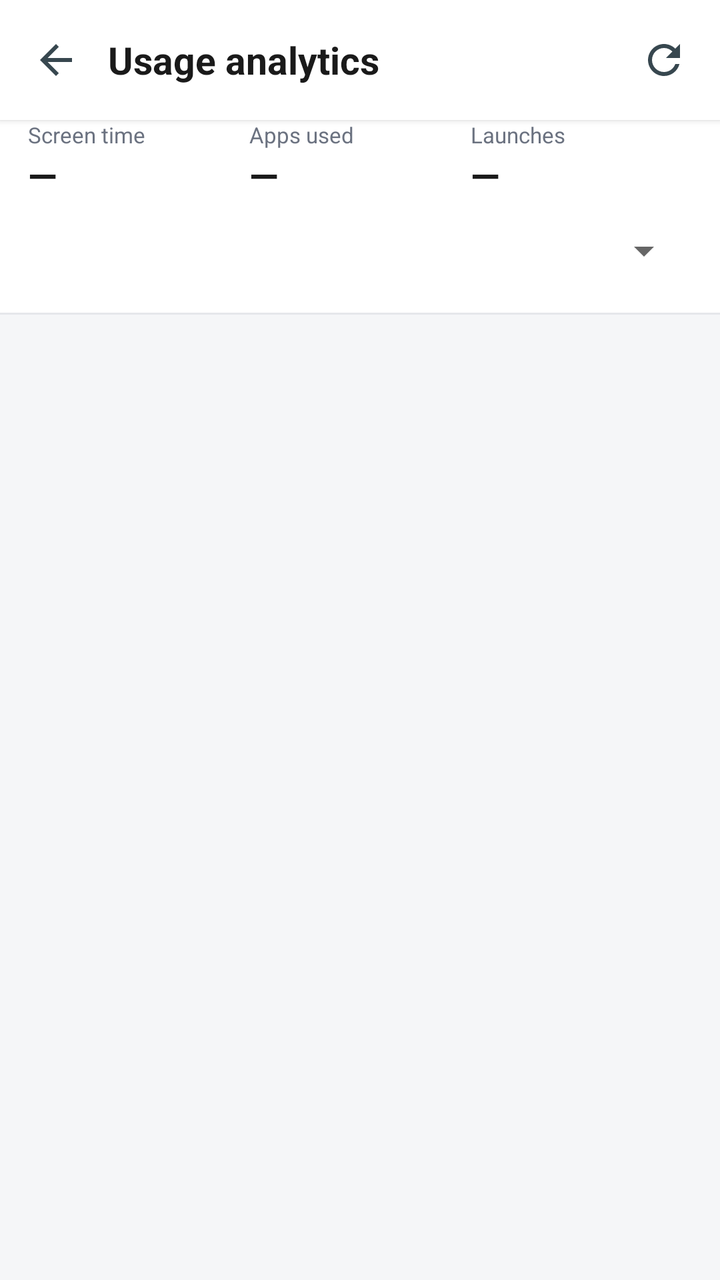
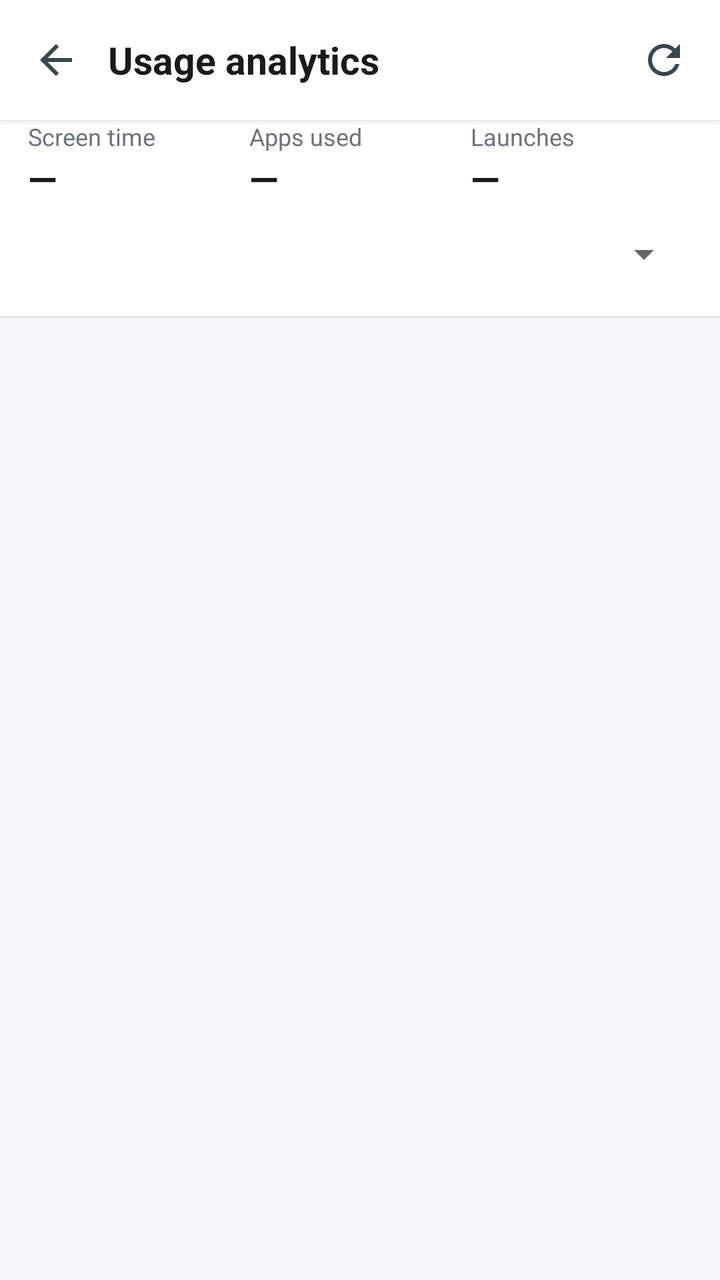

The first picture is an Android layout as it rendered before a commit; the second is the same layout after the commit. The layout source and the unified diff follow.
<!-- AndroidManifest.xml: application theme AppTheme -->
<!-- res/layout/activity_analytics.xml -->
<?xml version="1.0" encoding="utf-8"?>
<LinearLayout xmlns:android="http://schemas.android.com/apk/res/android"
    android:layout_width="match_parent"
    android:layout_height="match_parent"
    android:background="@color/bg"
    android:orientation="vertical">

    <LinearLayout
        android:layout_width="match_parent"
        android:layout_height="wrap_content"
        android:background="#FFFFFF"
        android:elevation="2dp"
        android:gravity="center_vertical"
        android:orientation="horizontal"
        android:paddingStart="6dp"
        android:paddingEnd="6dp"
        android:paddingTop="8dp"
        android:paddingBottom="8dp">

        <ImageButton
            android:id="@+id/an_back"
            android:layout_width="44dp"
            android:layout_height="44dp"
            android:background="?android:attr/selectableItemBackgroundBorderless"
            android:contentDescription="Back"
            android:src="@drawable/ic_back" />

        <TextView
            android:layout_width="0dp"
            android:layout_height="wrap_content"
            android:layout_marginStart="4dp"
            android:layout_weight="1"
            android:text="Usage analytics"
            android:textColor="@color/text_primary"
            android:textSize="19sp"
            android:textStyle="bold" />

        <ImageButton
            android:id="@+id/an_refresh"
            android:layout_width="44dp"
            android:layout_height="44dp"
            android:background="?android:attr/selectableItemBackgroundBorderless"
            android:contentDescription="Refresh"
            android:src="@drawable/ic_refresh" />
    </LinearLayout>

    <LinearLayout
        android:layout_width="match_parent"
        android:layout_height="wrap_content"
        android:background="#FFFFFF"
        android:orientation="vertical"
        android:paddingStart="14dp"
        android:paddingEnd="14dp"
        android:paddingBottom="10dp">

        <LinearLayout
            android:layout_width="match_parent"
            android:layout_height="wrap_content"
            android:orientation="horizontal">

            <LinearLayout
                android:layout_width="0dp"
                android:layout_height="wrap_content"
                android:layout_weight="1"
                android:orientation="vertical">

                <TextView
                    android:layout_width="wrap_content"
                    android:layout_height="wrap_content"
                    android:text="Screen time"
                    android:textColor="@color/text_secondary"
                    android:textSize="11sp" />

                <TextView
                    android:id="@+id/an_time"
                    android:layout_width="wrap_content"
                    android:layout_height="wrap_content"
                    android:text="—"
                    android:textColor="@color/text_primary"
                    android:textSize="19sp"
                    android:textStyle="bold" />
            </LinearLayout>

            <LinearLayout
                android:layout_width="0dp"
                android:layout_height="wrap_content"
                android:layout_weight="1"
                android:orientation="vertical">

                <TextView
                    android:layout_width="wrap_content"
                    android:layout_height="wrap_content"
                    android:text="Apps used"
                    android:textColor="@color/text_secondary"
                    android:textSize="11sp" />

                <TextView
                    android:id="@+id/an_apps"
                    android:layout_width="wrap_content"
                    android:layout_height="wrap_content"
                    android:text="—"
                    android:textColor="@color/text_primary"
                    android:textSize="19sp"
                    android:textStyle="bold" />
            </LinearLayout>

            <LinearLayout
                android:layout_width="0dp"
                android:layout_height="wrap_content"
                android:layout_weight="1"
                android:orientation="vertical">

                <TextView
                    android:layout_width="wrap_content"
                    android:layout_height="wrap_content"
                    android:text="Launches"
                    android:textColor="@color/text_secondary"
                    android:textSize="11sp" />

                <TextView
                    android:id="@+id/an_launches"
                    android:layout_width="wrap_content"
                    android:layout_height="wrap_content"
                    android:text="—"
                    android:textColor="@color/text_primary"
                    android:textSize="19sp"
                    android:textStyle="bold" />
            </LinearLayout>
        </LinearLayout>

        <Spinner
            android:id="@+id/an_range"
            android:layout_width="match_parent"
            android:layout_height="42dp"
            android:layout_marginTop="4dp" />
    </LinearLayout>

    <View
        android:layout_width="match_parent"
        android:layout_height="1dp"
        android:background="@color/divider" />

    <FrameLayout
        android:layout_width="match_parent"
        android:layout_height="0dp"
        android:layout_weight="1">

        <ListView
            android:id="@+id/an_list"
            android:layout_width="match_parent"
            android:layout_height="match_parent"
            android:divider="@color/divider"
            android:dividerHeight="1dp" />

        <LinearLayout
            android:id="@+id/an_empty"
            android:layout_width="match_parent"
            android:layout_height="match_parent"
            android:gravity="center"
            android:orientation="vertical"
            android:padding="32dp"
            android:visibility="gone">

            <TextView
                android:id="@+id/an_empty_text"
                android:layout_width="wrap_content"
                android:layout_height="wrap_content"
                android:gravity="center"
                android:text="No usage data yet"
                android:textColor="@color/text_secondary"
                android:textSize="16sp" />

            <Button
                android:id="@+id/an_grant"
                android:layout_width="wrap_content"
                android:layout_height="46dp"
                android:layout_marginTop="10dp"
                android:background="?android:attr/selectableItemBackground"
                android:minWidth="0dp"
                android:text="Grant usage access"
                android:textAllCaps="false"
                android:textColor="@color/primary"
                android:textSize="15sp"
                android:visibility="gone" />
        </LinearLayout>

        <ProgressBar
            android:id="@+id/an_progress"
            style="?android:attr/progressBarStyleLarge"
            android:layout_width="wrap_content"
            android:layout_height="wrap_content"
            android:layout_gravity="center"
            android:visibility="gone" />
    </FrameLayout>
</LinearLayout>
<!-- resources referenced by this layout -->
<resources>
  <color name="bg">#F5F6F8</color>
  <color name="divider">#E5E7EB</color>
  <color name="primary">#1565C0</color>
  <color name="text_primary">#1A1A1A</color>
  <color name="text_secondary">#6B7280</color>
  <!-- drawable ic_back (drawable) -->
  <vector xmlns:android="http://schemas.android.com/apk/res/android"
      android:width="24dp" android:height="24dp"
      android:viewportWidth="24" android:viewportHeight="24">
      <path android:fillColor="#37474F"
          android:pathData="M20,11H7.83l5.59,-5.59L12,4l-8,8 8,8 1.41,-1.41L7.83,13H20v-2z" />
  </vector>
  <!-- drawable ic_refresh (drawable) -->
  <vector xmlns:android="http://schemas.android.com/apk/res/android"
      android:width="24dp" android:height="24dp"
      android:viewportWidth="24" android:viewportHeight="24">
      <path android:fillColor="#37474F"
          android:pathData="M17.65,6.35C16.2,4.9 14.21,4 12,4c-4.42,0 -7.99,3.58 -7.99,8s3.57,8 7.99,8c3.73,0 6.84,-2.55 7.73,-6h-2.08c-0.82,2.33 -3.04,4 -5.65,4 -3.31,0 -6,-2.69 -6,-6s2.69,-6 6,-6c1.66,0 3.14,0.69 4.22,1.78L13,11h7V4l-2.35,2.35z" />
  </vector>
  <style name="AppTheme" parent="@android:style/Theme.Material.Light.NoActionBar">
          <item name="android:colorPrimary">@color/primary</item>
          <item name="android:colorPrimaryDark">@color/primary_dark</item>
          <item name="android:colorAccent">@color/primary</item>
          <item name="android:windowBackground">@color/bg</item>
          <item name="android:statusBarColor">@color/primary_dark</item>
          <item name="android:navigationBarColor">@color/bg</item>
          <item name="android:windowLightNavigationBar">true</item>
      </style>
  <color name="primary_dark">#0D47A1</color>
</resources>

<!-- the commit's change to res/layout/activity_analytics.xml (unified diff, before → after) -->
@@ -69,7 +69,7 @@
                     android:layout_height="wrap_content"
                     android:text="Screen time"
                     android:textColor="@color/text_secondary"
-                    android:textSize="11sp" />
+                    android:textSize="12sp" />
 
                 <TextView
                     android:id="@+id/an_time"
@@ -92,7 +92,7 @@
                     android:layout_height="wrap_content"
                     android:text="Apps used"
                     android:textColor="@color/text_secondary"
-                    android:textSize="11sp" />
+                    android:textSize="12sp" />
 
                 <TextView
                     android:id="@+id/an_apps"
@@ -115,7 +115,7 @@
                     android:layout_height="wrap_content"
                     android:text="Launches"
                     android:textColor="@color/text_secondary"
-                    android:textSize="11sp" />
+                    android:textSize="12sp" />
 
                 <TextView
                     android:id="@+id/an_launches"
@@ -168,7 +168,7 @@
                 android:gravity="center"
                 android:text="No usage data yet"
                 android:textColor="@color/text_secondary"
-                android:textSize="16sp" />
+                android:textSize="17sp" />
 
             <Button
                 android:id="@+id/an_grant"
